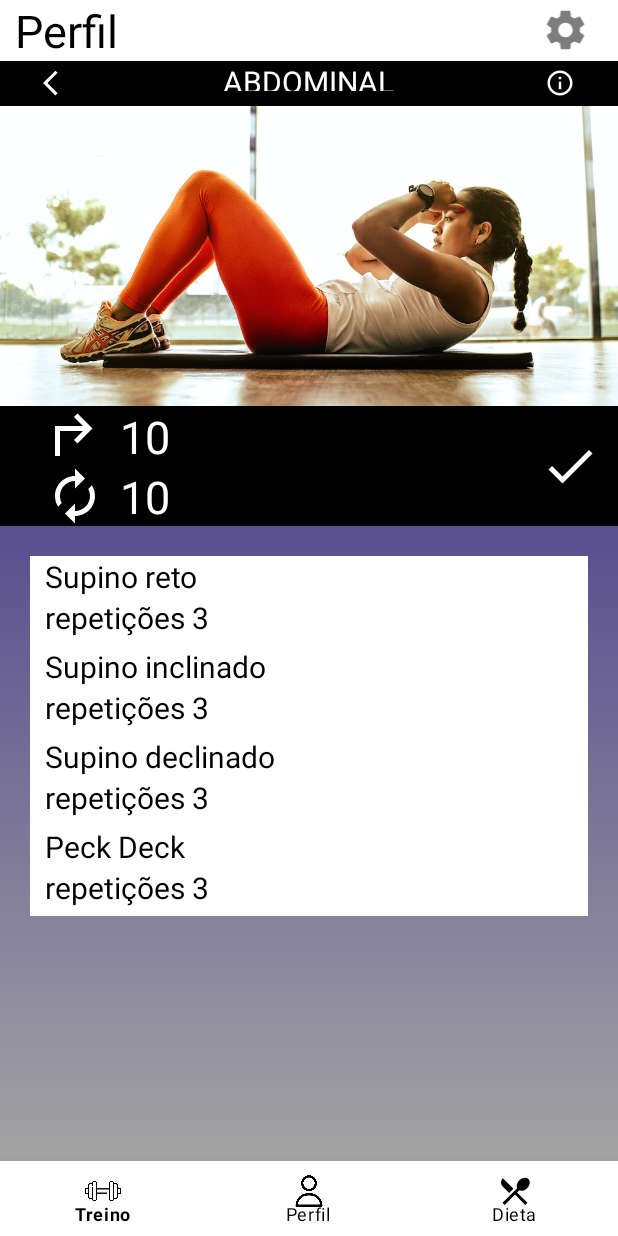
After one commit to PedroTresmondi/BefitMobileApp, an Android app: the fragment ExercicioFragment placed in its activity, on a phone screen of 412 x 824 dp. The commit adds this screen. Run offline under Robolectric (Android 15) with nearby library versions, the light colour scheme and no system bars; our stand-ins replace Picasso; pictures from the network do not load.

Commit message:
first part of code

```diff
--- a/app/src/main/java/com/example/befitapp/CatalogoTreinoAdapter.kt
+++ b/app/src/main/java/com/example/befitapp/CatalogoTreinoAdapter.kt
@@ -1,5 +1,6 @@
 package com.example.befitapp
 
+import android.content.Intent
 import android.view.LayoutInflater
 import android.view.View
 import android.view.ViewGroup
@@ -7,18 +8,14 @@ import android.widget.ImageButton
 import android.widget.ImageView
 import android.widget.LinearLayout
 import android.widget.TextView
-import android.widget.Toast
+import androidx.appcompat.app.AppCompatActivity
 import androidx.recyclerview.widget.RecyclerView
 import com.example.befitapp.entity.BefitApi
 import com.example.befitapp.entity.Catalogo
-import com.example.befitapp.service.BeFitApiService
-import com.google.gson.GsonBuilder
 import com.squareup.picasso.Picasso
 import retrofit2.Call
 import retrofit2.Callback
 import retrofit2.Response
-import retrofit2.Retrofit
-import retrofit2.converter.gson.GsonConverterFactory
 
 class CatalogoTreinoAdapter(private val listaTreinos: List<Catalogo>) :
     RecyclerView.Adapter<CatalogoTreinoAdapter.CatalogoViewHolder>() {
@@ -46,7 +43,7 @@ class CatalogoTreinoAdapter(private val listaTreinos: List<Catalogo>) :
         private val itemTreino: LinearLayout = itemView.findViewById(R.id.item)
 
         fun bindView(treino: Catalogo) {
-            itemTreino.setOnClickListener{
+            itemTreino.setOnClickListener {
                 it.animate()
                     .scaleX(0.9f)
                     .scaleY(0.9f)
@@ -59,6 +56,12 @@ class CatalogoTreinoAdapter(private val listaTreinos: List<Catalogo>) :
                             .start()
                     }
                     .start()
+
+                val fragment = ExercicioFragment()
+                val transaction = (itemView.context as AppCompatActivity).supportFragmentManager.beginTransaction()
+                transaction.replace(R.id.fragment_container, fragment)
+                transaction.addToBackStack(null)
+                transaction.commit()
             }
 
             Picasso.get().load(treino.imagem).into(imagemTreino)
--- /dev/null
+++ b/app/src/main/java/com/example/befitapp/ExercicioFragment.kt
@@ -0,0 +1,97 @@
+package com.example.befitapp
+
+import android.os.Bundle
+import android.view.LayoutInflater
+import android.view.View
+import android.view.ViewGroup
+import android.widget.Toast
+import androidx.fragment.app.Fragment
+import androidx.recyclerview.widget.LinearLayoutManager
+import androidx.recyclerview.widget.RecyclerView
+import com.example.befitapp.entity.BefitApi
+import com.example.befitapp.entity.Exercicio
+import retrofit2.Call
+import retrofit2.Callback
+import retrofit2.Response
+
+class ExercicioFragment : Fragment() {
+
+    override fun onCreateView(
+        inflater: LayoutInflater, container: ViewGroup?,
+        savedInstanceState: Bundle?
+    ): View? {
+        val recycler = inflater.inflate(R.layout.fragment_exercicio, container, false)
+        val recyclerView: RecyclerView = recycler.findViewById(R.id.recycler_view_item_exercicio)
+        recyclerView.layoutManager = LinearLayoutManager(context)
+
+
+        val exercises = listOf(
+            Exercicio(
+                idExercicio = 1,
+                nome = "Supino reto",
+                descricao = "Deixar o peso descer lentamente em direção ao peito, até que a barra chegue bem perto do corpo. Depois, basta estender os cotovelos até a barra retornar à posição original, quando é contada uma repetição",
+                imagem = "https://grandeatleta.com.br/wp-content/uploads/2018/09/supino-reto.jpg",
+                quantidade = 15,
+                tempo = "00:01:00",
+                repeticao = 3
+            ),
+            Exercicio(
+                idExercicio = 2,
+                nome = "Supino inclinado",
+                descricao = "O supino inclinado consiste essencialmente em uma flexão de ombro horizontal seguida por uma extensão de cotovelo na barra, deitado em um banco levemente inclinado para cima. A pegada na barra deve ser feita em uma distancia ligeiramente maior que a distancia entre os ombros.",
+                imagem = "https://blog.gsuplementos.com.br/wp-content/uploads/2021/04/iStock-1246046696.jpg",
+                quantidade = 12,
+                tempo = "00:01:00",
+                repeticao = 3
+            ),
+            Exercicio(
+                idExercicio = 3,
+                nome = "Supino declinado",
+                descricao = "O supino reto consiste essencialmente em uma flexão de ombro horizontal seguida por uma extensão de cotovelo na barra, deitado em um banco levemente declinado para baixo, negativando a execuçao do movimeto e tensionando mais o musculo. A pegada na barra deve ser feita em uma distancia ligeiramente maior que a distancia entre os ombros.",
+                imagem = "https://i.ytimg.com/vi/ifWEwZDWMAw/maxresdefault.jpg",
+                quantidade = 12,
+                tempo = "00:01:00",
+                repeticao = 3
+            ),
+            Exercicio(
+                idExercicio = 4,
+                nome = "Peck Deck",
+                descricao = "É fundamental que o cotovelo fique abaixo do ombro, o movimento deve ser feito sem que o cotovelo desencoste do apoio o movimento deve ser feito ate o final da amplitude do aparelho para garantir uma boa execução.",
+                imagem = "http://aparelhodemusculacaosaj.com.br/image/cache/data/Produtos/peitoral/GPM65_Ex_Fly-700x700.png",
+                quantidade = 12,
+                tempo = "00:01:00",
+                repeticao = 3
+            ))
+
+        recyclerView.adapter = ExercicioItemAdapter(exercises)
+
+
+
+//        val call = BefitApi.http().getTreino(1)
+//        call.enqueue(object : Callback<List<Exercicio>> {
+//            override fun onResponse(
+//                call: Call<List<Exercicio>>,
+//                response: Response<List<Exercicio>>
+//            ) {
+//                if (response.isSuccessful) {
+//                    response.body()?.let {
+//                        println(it)
+//                        recyclerView.adapter = ExercicioItemAdapter(it)
+//                    }
+//                }
+//            }
+//
+//            override fun onFailure(call: Call<List<Exercicio>>, t: Throwable) {
+//                Toast.makeText(context, "Network Error", Toast.LENGTH_SHORT).show()
+//                println(t.message)
+//                println(t.stackTraceToString())
+//                println(println(call))
+//                println(t.localizedMessage)
+//                println(t.cause)
+//            }
+//
+//        })
+
+        return recycler
+    }
+}
--- /dev/null
+++ b/app/src/main/java/com/example/befitapp/ExercicioItemAdapter.kt
@@ -0,0 +1,48 @@
+package com.example.befitapp
+
+import android.view.LayoutInflater
+import android.view.View
+import android.view.ViewGroup
+import android.widget.ImageButton
+import android.widget.ImageView
+import android.widget.LinearLayout
+import android.widget.TextView
+import androidx.recyclerview.widget.RecyclerView
+import com.example.befitapp.entity.Catalogo
+import com.example.befitapp.entity.Exercicio
+import com.squareup.picasso.Picasso
+
+class ExercicioItemAdapter(private val listaExercicio: List<Exercicio>) :
+    RecyclerView.Adapter<ExercicioItemAdapter.ExercicioViewHolder>() {
+
+    override fun onCreateViewHolder(parent: ViewGroup, viewType: Int): ExercicioViewHolder {
+        val view = LayoutInflater.from(parent.context)
+            .inflate(R.layout.item_exercicio, parent, false)
+        return ExercicioViewHolder(view)
+    }
+
+    override fun onBindViewHolder(holder: ExercicioViewHolder, position: Int) {
+        val exercicio = listaExercicio[position]
+        holder.bindView(exercicio)
+    }
+
+    override fun getItemCount(): Int {
+        return listaExercicio.size
+    }
+
+    inner class ExercicioViewHolder(itemView: View) : RecyclerView.ViewHolder(itemView) {
+        private val exercicioNome: TextView = itemView.findViewById(R.id.tv_exercicio_nome)
+        private val exercicioRepeticoes: TextView = itemView.findViewById(R.id.tv_exercicio_repeticoes)
+        private val itemExercicio: LinearLayout = itemView.findViewById(R.id.item_exercicio)
+        //private val imagemExercicio: ImageView = itemView.findViewById(R.id.iv_exercicio)
+
+        fun bindView(exercicio: Exercicio) {
+            exercicioNome.text = exercicio.nome
+            exercicioRepeticoes.text = "repetições ${exercicio.repeticao}"
+
+//            itemExercicio.setOnClickListener {
+//                Picasso.get().load(exercicio.imagem).into(imagemExercicio)
+//            }
+        }
+    }
+}
--- a/app/src/main/java/com/example/befitapp/HomeActivity.kt
+++ b/app/src/main/java/com/example/befitapp/HomeActivity.kt
@@ -1,8 +1,8 @@
 package com.example.befitapp
 
-import androidx.appcompat.app.AppCompatActivity
 import android.os.Bundle
 import android.widget.TextView
+import androidx.appcompat.app.AppCompatActivity
 import com.google.android.material.bottomnavigation.BottomNavigationView
 
 class HomeActivity : AppCompatActivity() {
@@ -15,7 +15,7 @@ class HomeActivity : AppCompatActivity() {
         topTextView.text = "Perfil"
 
         supportFragmentManager.beginTransaction()
-            .add(R.id.fragment_container, PerfilFragment())
+            .replace(R.id.fragment_container, PerfilFragment())
             .commit()
 
         bottomNavigationView.setOnItemSelectedListener { menuItem ->
@@ -23,7 +23,7 @@ class HomeActivity : AppCompatActivity() {
                 R.id.menu_training -> {
                     val fragment = TreinoFragment()
                     supportFragmentManager.beginTransaction()
-                        .add(R.id.fragment_container, fragment)
+                        .replace(R.id.fragment_container, fragment)
                         .commit()
                     topTextView.text = "Treinos"
                     true
@@ -31,7 +31,7 @@ class HomeActivity : AppCompatActivity() {
                 R.id.menu_profile -> {
                     val fragment = PerfilFragment()
                     supportFragmentManager.beginTransaction()
-                        .add(R.id.fragment_container, fragment)
+                        .replace(R.id.fragment_container, fragment)
                         .commit()
                     topTextView.text = "Perfil"
                     true
@@ -39,7 +39,7 @@ class HomeActivity : AppCompatActivity() {
                 R.id.menu_diet -> {
                     val fragment = DietaFragment()
                     supportFragmentManager.beginTransaction()
-                        .add(R.id.fragment_container, fragment)
+                        .replace(R.id.fragment_container, fragment)
                         .commit()
                     topTextView.text = "Dietas"
                     true
--- /dev/null
+++ b/app/src/main/java/com/example/befitapp/entity/Exercicio.kt
@@ -0,0 +1,13 @@
+package com.example.befitapp.entity
+
+import java.time.LocalTime
+
+data class Exercicio(
+    val idExercicio: Int,
+    val nome: String,
+    val descricao: String,
+    val imagem: String,
+    val quantidade: Int,
+    val tempo: String,
+    val repeticao: Int
+)
--- a/app/src/main/java/com/example/befitapp/service/BeFitApiService.kt
+++ b/app/src/main/java/com/example/befitapp/service/BeFitApiService.kt
@@ -1,11 +1,10 @@
 package com.example.befitapp.service
 
 import com.example.befitapp.entity.Catalogo
+import com.example.befitapp.entity.Exercicio
 import com.example.befitapp.entity.Login
 import com.example.befitapp.entity.Usuario
 import retrofit2.Call
-import retrofit2.Retrofit
-import retrofit2.converter.gson.GsonConverterFactory
 import retrofit2.http.*
 
 
@@ -25,4 +24,7 @@ interface BeFitApiService {
 
     @PATCH("usuarios/login/{email}/{senha}")
     fun loginUsuario(@Path("email") email: String, @Path("senha") senha: String): Call<Login>
+
+    @GET("/treinos/{id}")
+    fun getTreino(@Path("id") id: Int): Call<List<Exercicio>>
 }
--- /dev/null
+++ b/app/src/main/res/drawable/baseline_arrow_back_ios_24.xml
@@ -0,0 +1,5 @@
+<vector android:autoMirrored="true" android:height="24dp"
+    android:tint="#FFFFFF" android:viewportHeight="24"
+    android:viewportWidth="24" android:width="24dp" xmlns:android="http://schemas.android.com/apk/res/android">
+    <path android:fillColor="@android:color/white" android:pathData="M11.67,3.87L9.9,2.1 0,12l9.9,9.9 1.77,-1.77L3.54,12z"/>
+</vector>
--- /dev/null
+++ b/app/src/main/res/drawable/baseline_autorenew_24.xml
@@ -0,0 +1,5 @@
+<vector android:height="24dp" android:tint="#FFFFFF"
+    android:viewportHeight="24" android:viewportWidth="24"
+    android:width="24dp" xmlns:android="http://schemas.android.com/apk/res/android">
+    <path android:fillColor="@android:color/white" android:pathData="M12,6v3l4,-4 -4,-4v3c-4.42,0 -8,3.58 -8,8 0,1.57 0.46,3.03 1.24,4.26L6.7,14.8c-0.45,-0.83 -0.7,-1.79 -0.7,-2.8 0,-3.31 2.69,-6 6,-6zM18.76,7.74L17.3,9.2c0.44,0.84 0.7,1.79 0.7,2.8 0,3.31 -2.69,6 -6,6v-3l-4,4 4,4v-3c4.42,0 8,-3.58 8,-8 0,-1.57 -0.46,-3.03 -1.24,-4.26z"/>
+</vector>
--- /dev/null
+++ b/app/src/main/res/drawable/outline_check_24.xml
@@ -0,0 +1,5 @@
+<vector android:height="24dp" android:tint="#FFFFFF"
+    android:viewportHeight="24" android:viewportWidth="24"
+    android:width="24dp" xmlns:android="http://schemas.android.com/apk/res/android">
+    <path android:fillColor="@android:color/white" android:pathData="M9,16.17L4.83,12l-1.42,1.41L9,19 21,7l-1.41,-1.41L9,16.17z"/>
+</vector>
--- /dev/null
+++ b/app/src/main/res/drawable/outline_directory_arrow_right_24.xml
@@ -0,0 +1,5 @@
+<vector android:height="24dp" android:tint="#FFFFFF"
+    android:viewportHeight="24" android:viewportWidth="24"
+    android:width="24dp" xmlns:android="http://schemas.android.com/apk/res/android">
+    <path android:fillColor="@android:color/white" android:pathData="M19,15l-6,6 -1.42,-1.42L15.17,16H4V4h2v10h9.17l-3.59,-3.58L13,9l6,6z"/>
+</vector>
--- /dev/null
+++ b/app/src/main/res/drawable/outline_info_24.xml
@@ -0,0 +1,5 @@
+<vector android:height="24dp" android:tint="#FFFFFF"
+    android:viewportHeight="24" android:viewportWidth="24"
+    android:width="24dp" xmlns:android="http://schemas.android.com/apk/res/android">
+    <path android:fillColor="@android:color/white" android:pathData="M11,7h2v2h-2zM11,11h2v6h-2zM12,2C6.48,2 2,6.48 2,12s4.48,10 10,10 10,-4.48 10,-10S17.52,2 12,2zM12,20c-4.41,0 -8,-3.59 -8,-8s3.59,-8 8,-8 8,3.59 8,8 -3.59,8 -8,8z"/>
+</vector>
--- /dev/null
+++ b/app/src/main/res/layout/fragment_exercicio.xml
@@ -0,0 +1,127 @@
+<?xml version="1.0" encoding="utf-8"?>
+<FrameLayout xmlns:android="http://schemas.android.com/apk/res/android"
+    xmlns:tools="http://schemas.android.com/tools"
+    android:layout_width="match_parent"
+    android:layout_height="match_parent"
+    tools:context=".ExercicioFragment">
+
+    <LinearLayout
+        android:layout_width="match_parent"
+        android:layout_height="match_parent"
+        android:background="@drawable/app_gradient"
+        android:orientation="vertical">
+
+        <LinearLayout
+            android:layout_width="match_parent"
+            android:layout_height="30dp"
+            android:background="@color/black"
+            android:gravity="center">
+
+            <ImageView
+                android:layout_width="20dp"
+                android:layout_height="20dp"
+                android:layout_gravity="center_vertical"
+                android:src="@drawable/baseline_arrow_back_ios_24" />
+
+            <TextView
+                android:layout_width="wrap_content"
+                android:layout_height="20dp"
+                android:layout_gravity="center_horizontal"
+                android:layout_marginHorizontal="100dp"
+                android:text="ABDOMINAL"
+                android:textColor="@color/white"
+                android:textSize="20sp" />
+
+            <ImageView
+                android:layout_width="20dp"
+                android:layout_height="20dp"
+                android:layout_gravity="center_vertical"
+                android:src="@drawable/outline_info_24" />
+        </LinearLayout>
+
+        <ImageView
+            android:id="@+id/iv_exercicio"
+            android:layout_width="match_parent"
+            android:layout_height="200dp"
+            android:layout_gravity="center_vertical"
+            android:scaleType="centerCrop"
+            android:src="@mipmap/exercise_image" />
+
+        <LinearLayout
+            android:layout_width="match_parent"
+            android:layout_height="80dp"
+            android:background="@color/black">
+
+            <LinearLayout
+                android:layout_width="300dp"
+                android:layout_height="80dp"
+                android:orientation="vertical"
+                android:paddingLeft="30dp">
+
+                <LinearLayout
+                    android:layout_width="match_parent"
+                    android:layout_height="40dp"
+                    android:gravity="center_vertical">
+
+                    <ImageView
+                        android:layout_width="40dp"
+                        android:layout_height="40dp"
+                        android:layout_gravity="center_vertical"
+                        android:rotation="180"
+                        android:scaleX="-1"
+                        android:src="@drawable/outline_directory_arrow_right_24" />
+
+                    <TextView
+                        android:id="@+id/numero_serie"
+                        android:layout_width="40dp"
+                        android:layout_height="40dp"
+                        android:layout_marginLeft="10dp"
+                        android:text="10"
+                        android:textColor="@color/white"
+                        android:textSize="30sp" />
+                </LinearLayout>
+
+
+                <LinearLayout
+                    android:layout_width="match_parent"
+                    android:layout_height="40dp"
+                    android:gravity="center_vertical">
+
+                    <ImageView
+                        android:layout_width="40dp"
+                        android:layout_height="40dp"
+                        android:layout_gravity="center_vertical"
+                        android:src="@drawable/baseline_autorenew_24" />
+
+                    <TextView
+                        android:id="@+id/numero_repeticao"
+                        android:layout_width="40dp"
+                        android:layout_height="40dp"
+                        android:layout_marginLeft="10dp"
+                        android:text="10"
+                        android:textColor="@color/white"
+                        android:textSize="30sp" />
+                </LinearLayout>
+            </LinearLayout>
+
+            <LinearLayout
+                android:layout_width="40dp"
+                android:layout_height="40dp"
+                android:layout_gravity="center"
+                android:layout_marginLeft="60dp">
+                <ImageView
+                    android:layout_width="40dp"
+                    android:layout_height="40dp"
+                    android:src="@drawable/outline_check_24" />
+
+            </LinearLayout>
+        </LinearLayout>
+
+        <androidx.recyclerview.widget.RecyclerView
+            android:id="@+id/recycler_view_item_exercicio"
+            android:layout_width="match_parent"
+            android:layout_height="match_parent"
+            android:layout_margin="20dp"/>
+    </LinearLayout>
+
+</FrameLayout>
--- /dev/null
+++ b/app/src/main/res/layout/item_exercicio.xml
@@ -0,0 +1,34 @@
+<?xml version="1.0" encoding="utf-8"?>
+<androidx.constraintlayout.widget.ConstraintLayout xmlns:android="http://schemas.android.com/apk/res/android"
+    xmlns:tools="http://schemas.android.com/tools"
+    android:layout_width="match_parent"
+    android:layout_height="60dp">
+    <LinearLayout
+        android:id="@+id/item_exercicio"
+        android:layout_width="match_parent"
+        android:layout_height="60dp"
+        android:orientation="vertical"
+        android:paddingHorizontal="10dp"
+        tools:ignore="MissingConstraints"
+        android:clickable="true"
+        android:focusable="true"
+        android:background="@color/white">
+
+        <TextView
+            android:id="@+id/tv_exercicio_nome"
+            android:layout_width="wrap_content"
+            android:layout_height="wrap_content"
+            android:text="Exercicio 1"
+            android:textSize="20dp"
+            android:textColor="@color/black" />
+
+        <TextView
+            android:id="@+id/tv_exercicio_repeticoes"
+            android:layout_width="wrap_content"
+            android:layout_height="wrap_content"
+            android:text="repetições 15"
+            android:textSize="20dp"
+            android:textColor="@color/black" />
+    </LinearLayout>
+
+</androidx.constraintlayout.widget.ConstraintLayout>
```
Also changed, not shown: app/src/main/res/mipmap-hdpi/exercise_image.jpg (added).
